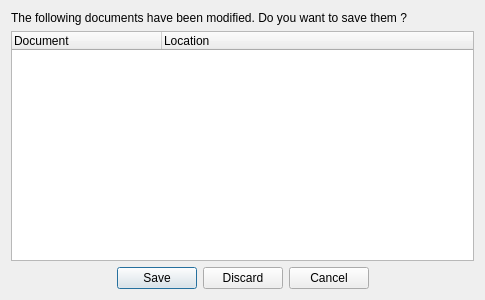
The window that src/dialogs/savedocumentsdialog.ui (Caneda/Caneda) describes before a commit, drawn with Qt 5.
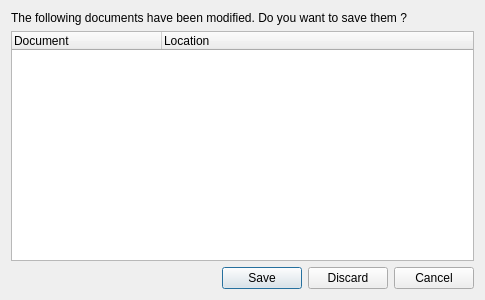
The same window after the commit.

What changed in the file:
```diff
--- a/src/dialogs/savedocumentsdialog.ui
+++ b/src/dialogs/savedocumentsdialog.ui
@@ -55,9 +55,6 @@
      <property name="standardButtons">
       <set>QDialogButtonBox::Cancel|QDialogButtonBox::Discard|QDialogButtonBox::Save</set>
      </property>
-     <property name="centerButtons">
-      <bool>true</bool>
-     </property>
     </widget>
    </item>
   </layout>
```
Left out of the diff: 3 changed lines with no effect on the pictures.
